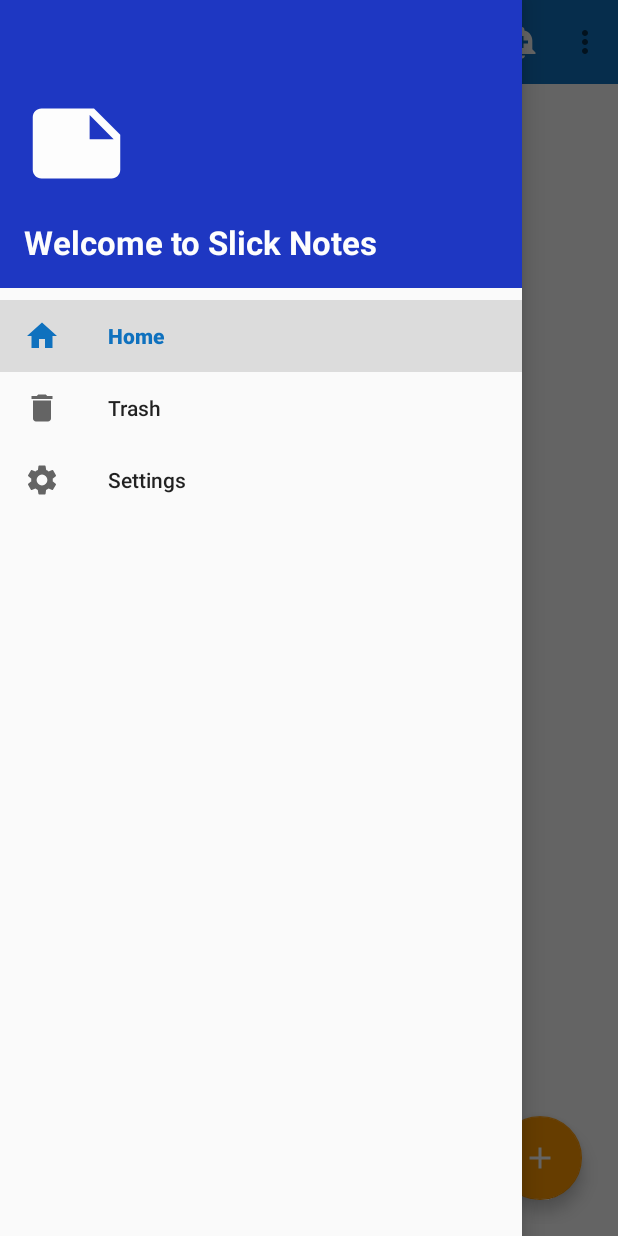
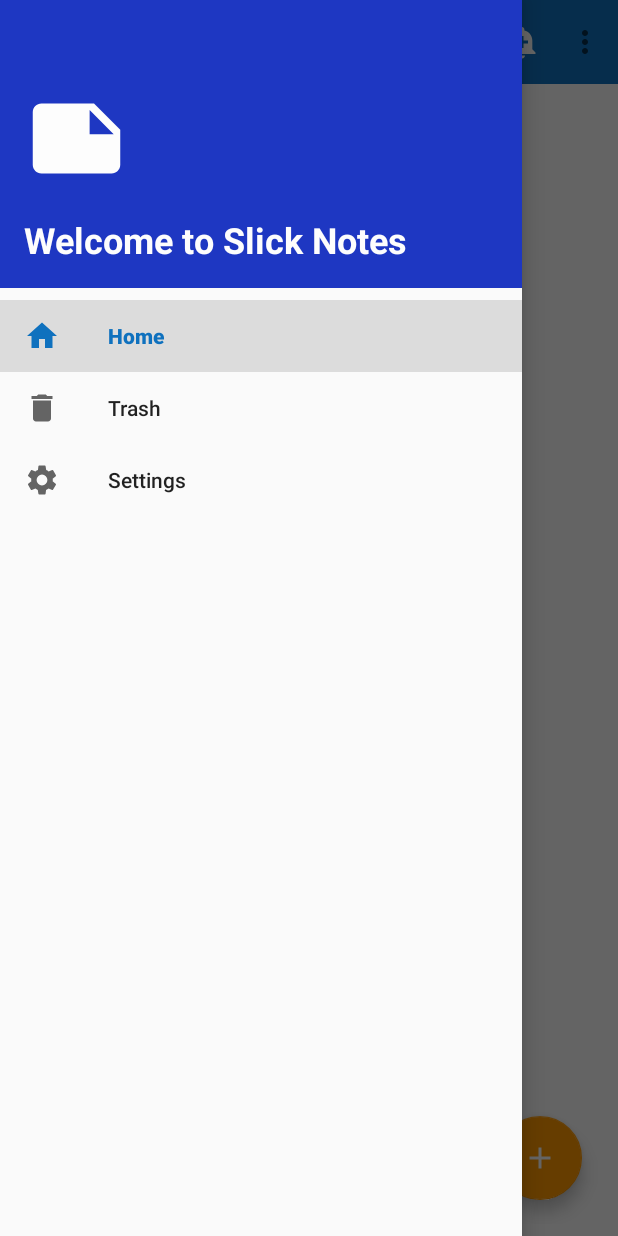
Before and after one commit to androidpirate/SlickNotes, an Android app: the NoteCreateFragment screen opened through its navigation route, with the side drawer open, on a phone screen of 412 x 824 dp. Run offline under Robolectric (Android 15) with nearby library versions, the phone set to English and light mode, and no system bars; our stand-ins replace Room's generated code, navigation-ui.

Commit message:
Refactor - Update all text sizes to text appereance size

```diff
--- a/app/src/main/res/values/styles.xml
+++ b/app/src/main/res/values/styles.xml
@@ -16,17 +16,15 @@
     </style>
 
     <!-- Navigation title style -->
-    <style name="NavHeaderTitle">
+    <style name="NavHeaderTitle" parent="TextAppearance.AppCompat.Headline">
         <item name="android:text">@string/nav_header_title_text</item>
-        <item name="android:textSize">@dimen/nav_header_title</item>
         <item name="android:textColor">@color/colorToolbarFont</item>
         <item name="android:textStyle">bold</item>
     </style>
 
     <!-- Empty list message style -->
-    <style name="EmptyListMessage">
+    <style name="EmptyListMessage" parent="TextAppearance.AppCompat.Headline">
         <item name="android:text">@string/empty_list_message</item>
-        <item name="android:textSize">@dimen/nav_header_title</item>
         <item name="android:textStyle">bold</item>
         <item name="android:textColor">@color/colorEmptyListMessage</item>
         <item name="android:gravity">center</item>
@@ -40,19 +38,17 @@
     </style>
 
     <!-- Note header style -->
-    <style name="NoteHeader">
+    <style name="NoteHeader" parent="TextAppearance.AppCompat.Title">
         <item name="android:textStyle">bold</item>
         <item name="android:textColor">@color/contentFontColor</item>
-        <item name="android:textSize">@dimen/content_header</item>
         <item name="android:maxLines">3</item>
         <item name="android:fontFamily">sans-serif-condensed</item>
     </style>
 
     <!-- Note details style -->
-    <style name="NoteDetails">
+    <style name="NoteDetails" parent="TextAppearance.AppCompat.Subhead">
         <item name="android:ellipsize">end</item>
         <item name="android:maxLines">3</item>
-        <item name="android:textSize">@dimen/content_details</item>
         <item name="android:textColor">@color/contentFontColor</item>
         <item name="android:fontFamily">sans-serif-condensed</item>
     </style>
```
